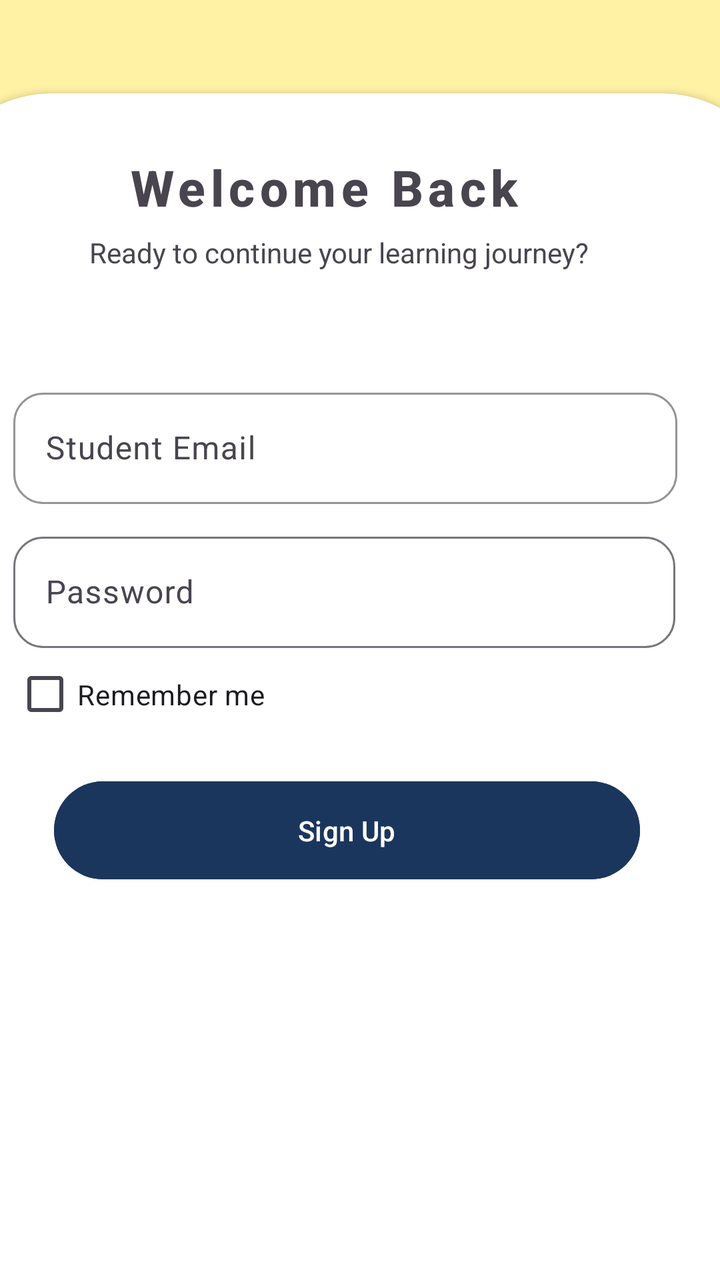
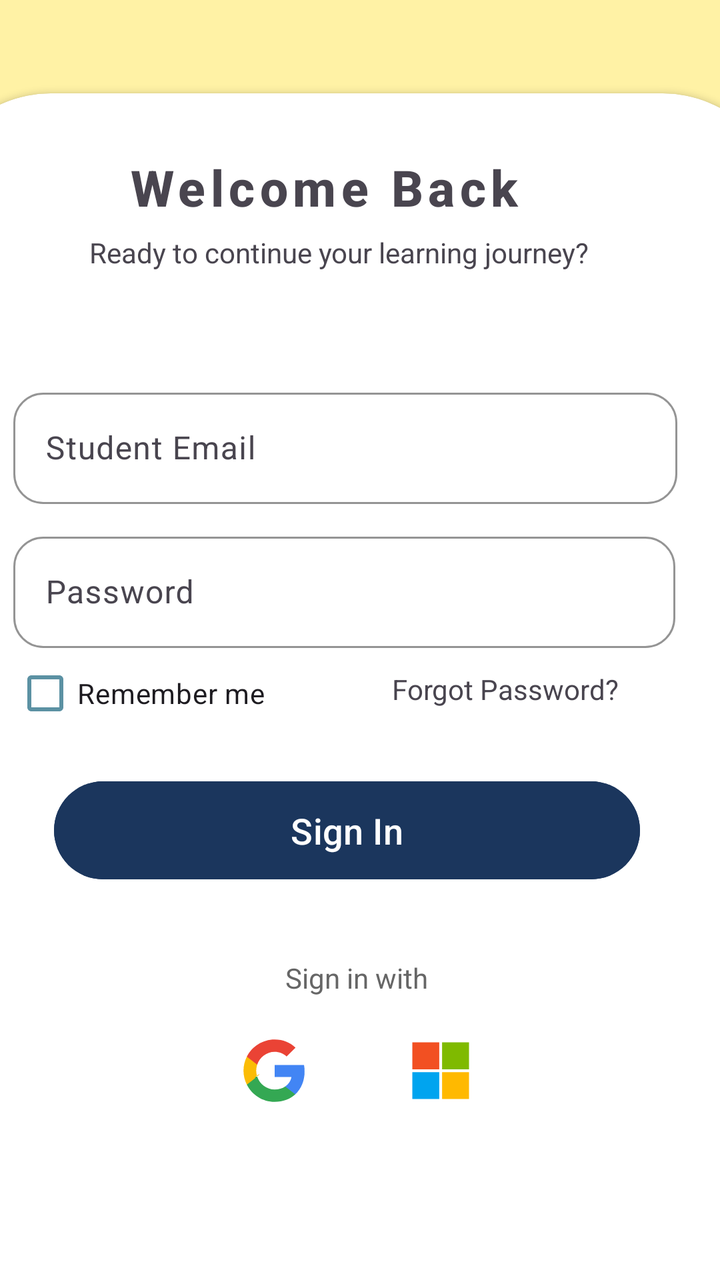

Screens rendered from an Android XML layout before and after an edit, with the pre-edit source and the edit as a unified diff.
<!-- AndroidManifest.xml: application theme Theme.StudentInfoSystem -->
<!-- res/layout/activity_main.xml -->
<?xml version="1.0" encoding="utf-8"?>
<androidx.constraintlayout.widget.ConstraintLayout xmlns:android="http://schemas.android.com/apk/res/android"
    xmlns:app="http://schemas.android.com/apk/res-auto"
    xmlns:tools="http://schemas.android.com/tools"
    android:id="@+id/main"
    android:layout_width="wrap_content"
    android:layout_height="match_parent"
    android:background="#FFF2A5"
    tools:context=".MainActivity">

    <androidx.cardview.widget.CardView
        android:layout_width="426dp"
        android:layout_height="623dp"
        android:layout_marginTop="138dp"
        android:layout_marginBottom="-30dp"
        app:cardCornerRadius="60dp"
        app:layout_constraintBottom_toBottomOf="parent"
        app:layout_constraintEnd_toEndOf="parent"
        app:layout_constraintHorizontal_bias="0.533"
        app:layout_constraintStart_toStartOf="parent"
        app:layout_constraintTop_toTopOf="parent"
        app:layout_constraintVertical_bias="1.0">

        <TextView
            android:id="@+id/textView"
            android:layout_width="208dp"
            android:layout_height="31dp"
            android:layout_marginHorizontal="45pt"
            android:layout_marginTop="30dp"
            android:fontFamily="sans-serif-medium"
            android:letterSpacing="0.10"
            android:text="Welcome Back"
            android:textAlignment="center"
            android:textSize="25sp"
            android:textStyle="bold" />

        <TextView
            android:id="@+id/textView2"
            android:layout_width="285dp"
            android:layout_height="wrap_content"
            android:layout_marginHorizontal="30pt"
            android:layout_marginTop="70dp"
            android:text="Ready to continue your learning journey?"
            android:textAlignment="center" />

        <com.google.android.material.textfield.TextInputLayout
            android:layout_width="332dp"
            android:layout_height="wrap_content"
            android:layout_marginHorizontal="20pt"
            android:layout_marginTop="70pt"
            android:paddingBottom="2sp"
            app:boxCornerRadiusBottomEnd="15dp"
            app:boxCornerRadiusBottomStart="15dp"
            app:boxCornerRadiusTopEnd="15dp"
            app:boxCornerRadiusTopStart="15dp"
            app:boxStrokeColor="#5B91A3"
            app:hintTextColor="#5B91A3">

            <com.google.android.material.textfield.TextInputEditText
                android:layout_width="match_parent"
                android:layout_height="wrap_content"
                android:hint="Student Email" />
        </com.google.android.material.textfield.TextInputLayout>

        <com.google.android.material.textfield.TextInputLayout
            android:layout_width="331dp"
            android:layout_height="wrap_content"
            android:layout_marginHorizontal="20pt"
            android:layout_marginTop="105pt"
            app:boxCornerRadiusBottomEnd="15dp"
            app:boxCornerRadiusBottomStart="15dp"
            app:boxCornerRadiusTopEnd="15dp"
            app:boxCornerRadiusTopStart="15dp">

            <com.google.android.material.textfield.TextInputEditText
                android:layout_width="match_parent"
                android:layout_height="match_parent"
                android:hint="Password" />


        </com.google.android.material.textfield.TextInputLayout>

        <CheckBox
            android:id="@+id/checkBox"
            android:layout_width="wrap_content"
            android:layout_height="45dp"
            android:layout_marginHorizontal="20pt"
            android:layout_marginTop="135pt"
            android:text="Remember me" />

        <TextView
            android:id="@+id/textView3"
            android:layout_width="wrap_content"
            android:layout_height="wrap_content" />

        <Button
            android:id="@+id/button"
            android:layout_width="293dp"
            android:layout_height="57dp"
            android:layout_marginHorizontal="30pt"
            android:layout_marginTop="165pt"
            android:backgroundTint="#1B365D"
            android:text="Sign Up" />

    </androidx.cardview.widget.CardView>

</androidx.constraintlayout.widget.ConstraintLayout>
<!-- resources referenced by this layout -->
<resources>
  <style name="Theme.StudentInfoSystem" parent="Base.Theme.StudentInfoSystem" />
  <style name="Base.Theme.StudentInfoSystem" parent="Theme.Material3.DayNight.NoActionBar">
          
          
      </style>
</resources>

<!-- the commit's change to res/layout/activity_main.xml (unified diff, before → after) -->
@@ -70,7 +70,9 @@
             app:boxCornerRadiusBottomEnd="15dp"
             app:boxCornerRadiusBottomStart="15dp"
             app:boxCornerRadiusTopEnd="15dp"
-            app:boxCornerRadiusTopStart="15dp">
+            app:boxCornerRadiusTopStart="15dp"
+            app:boxStrokeColor="#5B91A3"
+            app:hintTextColor="#5B91A3">>
 
             <com.google.android.material.textfield.TextInputEditText
                 android:layout_width="match_parent"
@@ -83,15 +85,11 @@
         <CheckBox
             android:id="@+id/checkBox"
             android:layout_width="wrap_content"
-            android:layout_height="45dp"
+            android:layout_height="31dp"
             android:layout_marginHorizontal="20pt"
-            android:layout_marginTop="135pt"
+            android:layout_marginTop="138pt"
+            android:buttonTint="#5B91A3"
             android:text="Remember me" />
-
-        <TextView
-            android:id="@+id/textView3"
-            android:layout_width="wrap_content"
-            android:layout_height="wrap_content" />
 
         <Button
             android:id="@+id/button"
@@ -100,7 +98,57 @@
             android:layout_marginHorizontal="30pt"
             android:layout_marginTop="165pt"
             android:backgroundTint="#1B365D"
-            android:text="Sign Up" />
+            android:text="Sign In"
+            android:textSize="18sp"/>
+
+        <TextView
+            android:id="@+id/textView3"
+            android:layout_width="116dp"
+            android:layout_height="wrap_content"
+            android:layout_marginHorizontal="112pt"
+            android:layout_marginTop="140pt"
+            android:text="Forgot Password?" />
+
+        <TextView
+            android:id="@+id/textViewSignInWith"
+            android:layout_width="wrap_content"
+            android:layout_height="wrap_content"
+            android:layout_gravity="center_horizontal"
+            android:layout_marginTop="210pt"
+            android:text="Sign in with"
+            android:textColor="#666666"
+            android:textSize="14sp" />
+
+        <LinearLayout
+            android:layout_width="wrap_content"
+            android:layout_height="wrap_content"
+            android:layout_gravity="center_horizontal"
+            android:layout_marginTop="225pt"
+            android:orientation="horizontal">
+
+            <ImageButton
+                android:id="@+id/btnGoogle"
+                android:layout_width="52dp"
+                android:layout_height="match_parent"
+                android:layout_marginEnd="16dp"
+                android:background="?attr/selectableItemBackgroundBorderless"
+                android:contentDescription="Google Sign In"
+                android:padding="8dp"
+                android:scaleType="fitCenter"
+                android:src="@drawable/ic_google" />
+
+            <ImageButton
+                android:id="@+id/btnMicrosoft"
+                android:layout_width="50dp"
+                android:layout_height="50dp"
+                android:layout_marginStart="16dp"
+                android:background="?attr/selectableItemBackgroundBorderless"
+                android:contentDescription="Microsoft Sign In"
+                android:padding="8dp"
+                android:scaleType="fitCenter"
+                android:src="@drawable/ic_microsoft" />
+
+        </LinearLayout>
 
     </androidx.cardview.widget.CardView>
 
<!-- resource entries referenced after the edit -->
@@ -1,5 +1,45 @@
 <!-- resources referenced by this layout -->
 <resources>
+  <!-- drawable ic_google (drawable) -->
+  <?xml version="1.0" encoding="utf-8"?>
+  <vector xmlns:android="http://schemas.android.com/apk/res/android"
+      android:width="24dp"
+      android:height="24dp"
+      android:viewportWidth="24"
+      android:viewportHeight="24">
+      <path
+          android:pathData="M22.56,12.25c0,-0.78 -0.07,-1.53 -0.2,-2.25H12v4.26h5.92c-0.26,1.37 -1.04,2.53 -2.21,3.31v2.77h3.57c2.08,-1.92 3.28,-4.74 3.28,-8.09z"
+          android:fillColor="#4285F4"/>
+      <path
+          android:pathData="M12,23c2.97,0 5.46,-0.98 7.28,-2.66l-3.57,-2.77c-0.98,0.66 -2.23,1.06 -3.71,1.06 -2.86,0 -5.29,-1.93 -6.16,-4.53H2.18v2.84C3.99,20.53 7.7,23 12,23z"
+          android:fillColor="#34A853"/>
+      <path
+          android:pathData="M5.84,14.1c-0.22,-0.66 -0.35,-1.36 -0.35,-2.1s0.13,-1.44 0.35,-2.1V7.06H2.18C1.43,8.55 1,10.22 1,12s0.43,3.45 1.18,4.94l2.85,-2.22c0.21,-0.62 0.81,-1.18 1.81,-1.62z"
+          android:fillColor="#FBBC05"/>
+      <path
+          android:pathData="M12,5.38c1.62,0 3.06,0.56 4.21,1.64l3.15,-3.15C17.45,2.09 14.97,1 12,1 7.7,1 3.99,3.47 2.18,7.06l3.66,2.84c0.87,-2.6 3.3,-4.52 6.16,-4.52z"
+          android:fillColor="#EA4335"/>
+  </vector>
+  <!-- drawable ic_microsoft (drawable) -->
+  <?xml version="1.0" encoding="utf-8"?>
+  <vector xmlns:android="http://schemas.android.com/apk/res/android"
+      android:width="24dp"
+      android:height="24dp"
+      android:viewportWidth="24"
+      android:viewportHeight="24">
+      <path
+          android:pathData="M2,2h9.5v9.5H2z"
+          android:fillColor="#F25022"/>
+      <path
+          android:pathData="M12.5,2H22v9.5h-9.5z"
+          android:fillColor="#7FBA00"/>
+      <path
+          android:pathData="M2,12.5h9.5V22H2z"
+          android:fillColor="#00A4EF"/>
+      <path
+          android:pathData="M12.5,12.5H22V22h-9.5z"
+          android:fillColor="#FFB900"/>
+  </vector>
   <style name="Theme.StudentInfoSystem" parent="Base.Theme.StudentInfoSystem" />
   <style name="Base.Theme.StudentInfoSystem" parent="Theme.Material3.DayNight.NoActionBar">
           
